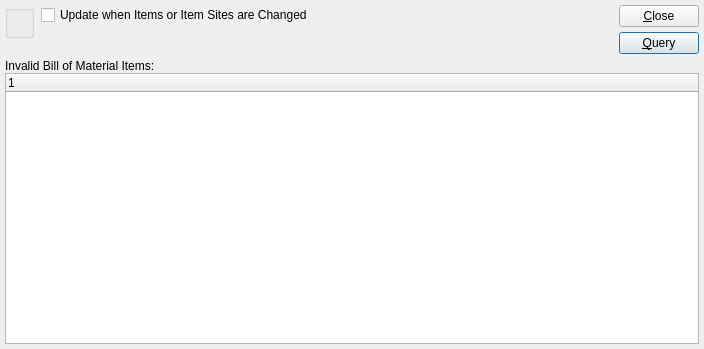
Above: xtuple/trunk/guiclient/dspInvalidBillsOfMaterials.ui from WooodHead/xtuple before the change. Below: the same form after it.
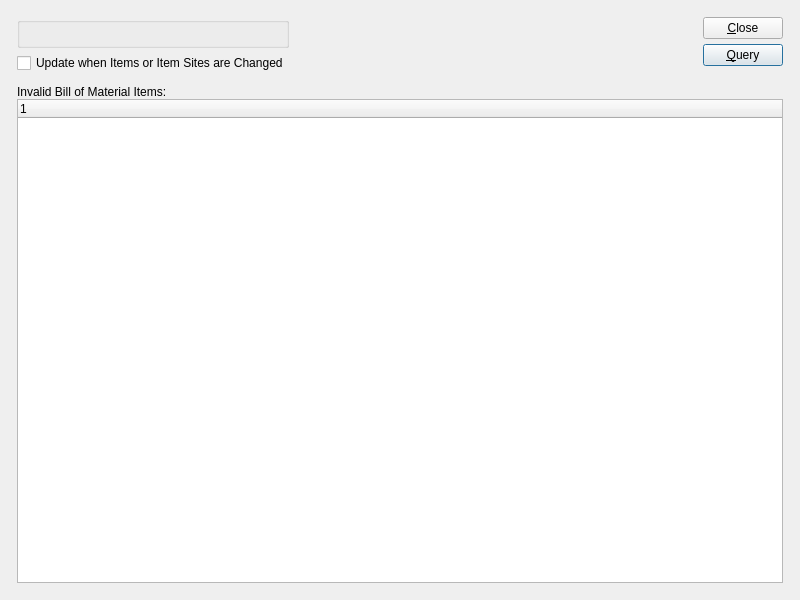
That is the form after the change. Custom widgets are drawn as their Qt base class.

The edit to the form file:
```diff
--- a/xtuple/trunk/guiclient/dspInvalidBillsOfMaterials.ui
+++ b/xtuple/trunk/guiclient/dspInvalidBillsOfMaterials.ui
@@ -13,63 +13,36 @@
    <rect>
     <x>0</x>
     <y>0</y>
-    <width>704</width>
-    <height>349</height>
+    <width>800</width>
+    <height>600</height>
    </rect>
   </property>
   <property name="windowTitle" >
    <string>Bills of Materials without Component Item Sites</string>
   </property>
-   <layout class="QVBoxLayout" >
-    <item>
-     <layout class="QHBoxLayout" >
+  <layout class="QGridLayout" name="gridLayout_3" >
+   <item row="0" column="0" >
+    <layout class="QGridLayout" name="gridLayout_2" >
       <property name="margin" >
-       <number>0</number>
+      <number>12</number>
       </property>
       <property name="spacing" >
-       <number>7</number>
-      </property>
+      <number>12</number>
+     </property>
+     <item row="0" column="0" >
+      <layout class="QHBoxLayout" name="horizontalLayout" >
       <item>
        <layout class="QVBoxLayout" >
-        <property name="margin" >
-         <number>0</number>
-        </property>
-        <property name="spacing" >
-         <number>0</number>
-        </property>
         <item>
          <widget class="WarehouseGroup" name="_warehouse" >
           <property name="title" >
            <string/>
           </property>
-         </widget>
-        </item>
-        <item>
-         <spacer>
-          <property name="orientation" >
-           <enum>Qt::Vertical</enum>
-          </property>
-          <property name="sizeType" >
-           <enum>QSizePolicy::Preferred</enum>
-          </property>
-          <property name="sizeHint" >
-           <size>
-            <width>16</width>
-            <height>16</height>
-           </size>
-          </property>
-         </spacer>
-        </item>
-       </layout>
-      </item>
-      <item>
-       <layout class="QVBoxLayout" >
-        <property name="margin" >
-         <number>0</number>
-        </property>
-        <property name="spacing" >
-         <number>0</number>
-        </property>
+           <property name="fixedSize" >
+            <bool>false</bool>
+           </property>
+          </widget>
+         </item>
         <item>
          <widget class="XCheckBox" name="_update" >
           <property name="text" >
@@ -77,32 +50,8 @@
           </property>
          </widget>
         </item>
-        <item>
-         <spacer>
-          <property name="orientation" >
-           <enum>Qt::Vertical</enum>
-          </property>
-          <property name="sizeType" >
-           <enum>QSizePolicy::Preferred</enum>
-          </property>
-          <property name="sizeHint" >
-           <size>
-            <width>10</width>
-            <height>50</height>
-           </size>
-          </property>
-         </spacer>
-        </item>
-       </layout>
-      </item>
-      <item>
-       <layout class="QHBoxLayout" >
-        <property name="margin" >
-         <number>0</number>
-        </property>
-        <property name="spacing" >
-         <number>0</number>
-        </property>
+        </layout>
+       </item>
         <item>
          <spacer>
           <property name="orientation" >
@@ -111,9 +60,9 @@
           <property name="sizeType" >
            <enum>QSizePolicy::Expanding</enum>
           </property>
-          <property name="sizeHint" >
+         <property name="sizeHint" stdset="0" >
            <size>
-            <width>139</width>
+           <width>0</width>
             <height>20</height>
            </size>
           </property>
@@ -121,9 +70,6 @@
         </item>
         <item>
          <layout class="QVBoxLayout" >
-          <property name="margin" >
-           <number>0</number>
-          </property>
           <property name="spacing" >
            <number>5</number>
           </property>
@@ -147,17 +93,43 @@
             </property>
            </widget>
           </item>
-         </layout>
-        </item>
-       </layout>
-      </item>
-     </layout>
-    </item>
     <item>
-     <layout class="QVBoxLayout" >
+          <spacer name="verticalSpacer" >
+           <property name="orientation" >
+            <enum>Qt::Vertical</enum>
+           </property>
+           <property name="sizeHint" stdset="0" >
+            <size>
+             <width>20</width>
+             <height>0</height>
+            </size>
+           </property>
+          </spacer>
+         </item>
+        </layout>
+       </item>
+      </layout>
+     </item>
+     <item row="1" column="0" >
+      <widget class="QFrame" name="_frame" >
+       <property name="sizePolicy" >
+        <sizepolicy vsizetype="Expanding" hsizetype="Preferred" >
+         <horstretch>0</horstretch>
+         <verstretch>1</verstretch>
+        </sizepolicy>
+       </property>
+       <property name="frameShape" >
+        <enum>QFrame::NoFrame</enum>
+       </property>
+       <property name="frameShadow" >
+        <enum>QFrame::Raised</enum>
+       </property>
+       <layout class="QGridLayout" name="gridLayout" >
       <property name="margin" >
        <number>0</number>
       </property>
+        <item row="0" column="0" >
+         <layout class="QVBoxLayout" >
       <property name="spacing" >
        <number>0</number>
       </property>
@@ -175,19 +147,24 @@
     </item>
    </layout>
  </widget>
+     </item>
+    </layout>
+   </item>
+  </layout>
+ </widget>
  <layoutdefault spacing="5" margin="5" />
  <pixmapfunction>qPixmapFromMimeSource</pixmapfunction>
  <customwidgets>
-  <customwidget>
-   <class>XCheckBox</class>
-   <extends>QCheckBox</extends>
-   <header>xcheckbox.h</header>
-  </customwidget>
   <customwidget>
    <class>WarehouseGroup</class>
    <extends>QGroupBox</extends>
    <header>warehousegroup.h</header>
   </customwidget>
+  <customwidget>
+   <class>XCheckBox</class>
+   <extends>QCheckBox</extends>
+   <header>xcheckbox.h</header>
+  </customwidget>
   <customwidget>
    <class>XTreeWidget</class>
    <extends>QTreeWidget</extends>
```
Left out of the diff: 3 changed lines with no effect on the pictures. Lines whose indentation alone changed are shown as unchanged.
